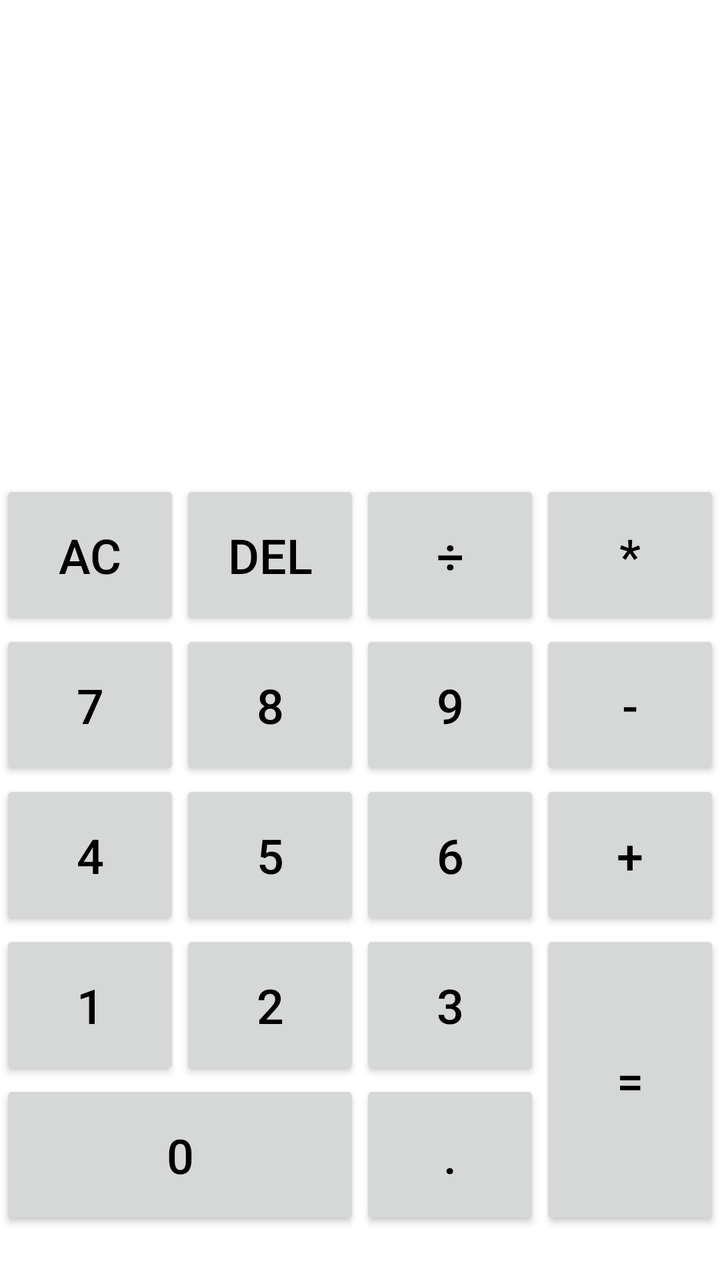
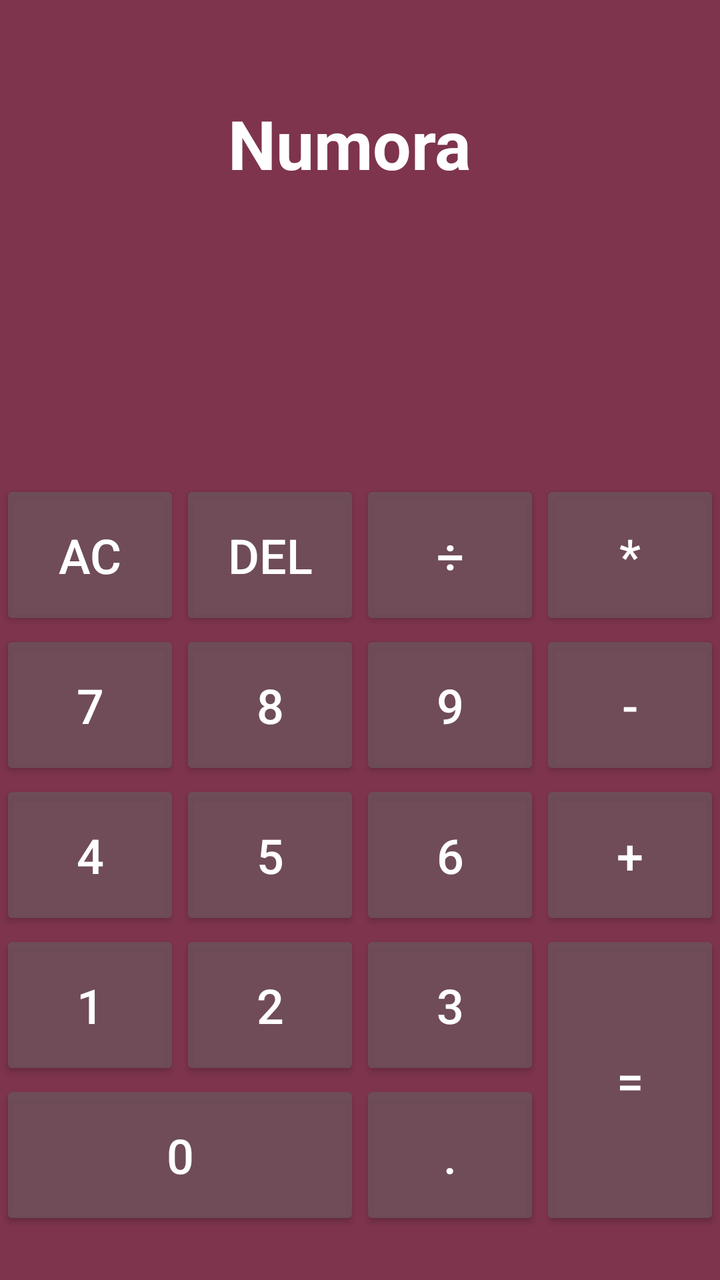

Two renders of the same Android screen: before a commit and after it. Below are the layout's source before the change and the commit's diff.
<!-- AndroidManifest.xml: application theme Theme.Numora -->
<!-- res/layout/activity_main.xml -->
<?xml version="1.0" encoding="utf-8"?>
<androidx.constraintlayout.widget.ConstraintLayout xmlns:android="http://schemas.android.com/apk/res/android"
    xmlns:app="http://schemas.android.com/apk/res-auto"
    xmlns:tools="http://schemas.android.com/tools"
    android:id="@+id/main"
    android:layout_width="match_parent"
    android:layout_height="match_parent"
    tools:context=".MainActivity"
    android:background="@color/BackGround"
    android:layout_marginBottom="20dp"
    >

    <TextView
        android:id="@+id/textdisplay"
        android:layout_width="match_parent"
        android:layout_height="100dp"
        android:layout_marginTop="108dp"
        android:gravity="bottom|end"
        android:textColor="@color/TextColor"
        android:textSize="34sp"
        app:layout_constraintEnd_toEndOf="parent"
        app:layout_constraintHorizontal_bias="0.0"
        app:layout_constraintStart_toStartOf="parent"
        app:layout_constraintTop_toTopOf="parent" />

    <TextView
        android:id="@+id/textresult"
        android:layout_width="match_parent"
        android:layout_height="100dp"
        android:gravity="end|end"
        android:textColor="@color/TextColor"
        android:textSize="34sp"
        app:layout_constraintBottom_toTopOf="@+id/gridLayout"
        app:layout_constraintEnd_toEndOf="parent"
        app:layout_constraintHorizontal_bias="0.0"
        app:layout_constraintStart_toStartOf="parent"
        app:layout_constraintTop_toBottomOf="@+id/textdisplay"
        app:layout_constraintVertical_bias="1.0" />

    <GridLayout
        android:id="@+id/gridLayout"
        android:layout_width="match_parent"
        android:layout_height="wrap_content"
        android:layout_marginBottom="25dp"
        android:columnCount="4"
        android:rowCount="5"
        app:layout_constraintBottom_toBottomOf="parent"
        app:layout_constraintEnd_toEndOf="parent"
        app:layout_constraintHorizontal_bias="0.0"
        app:layout_constraintStart_toStartOf="parent">

        <androidx.appcompat.widget.AppCompatButton
            android:id="@+id/btnAC"
            android:layout_width="wrap_content"
            android:layout_height="75dp"
            android:layout_row="0"
            android:layout_column="0"
            android:layout_columnWeight="1"
            android:text="AC"
            android:textColor="@color/TextColor"
            android:textSize="24sp" />

        <androidx.appcompat.widget.AppCompatButton
            android:id="@+id/btndel"
            android:layout_width="wrap_content"
            android:layout_height="75dp"
            android:layout_row="0"
            android:layout_column="1"
            android:layout_columnWeight="1"
            android:text="Del"
            android:textColor="@color/TextColor"
            android:textSize="24sp" />

        <androidx.appcompat.widget.AppCompatButton
            android:id="@+id/btnDiv"
            android:layout_width="wrap_content"
            android:layout_height="75dp"
            android:layout_row="0"
            android:layout_column="2"
            android:layout_columnWeight="1"
            android:text="÷"
            android:textColor="@color/TextColor"
            android:textSize="24sp" />

        <androidx.appcompat.widget.AppCompatButton
            android:id="@+id/btnmulti"
            android:layout_width="wrap_content"
            android:layout_height="75dp"
            android:layout_row="0"
            android:layout_column="3"
            android:layout_columnWeight="1"
            android:text="*"
            android:textColor="@color/TextColor"
            android:textSize="24sp" />

        <androidx.appcompat.widget.AppCompatButton
            android:id="@+id/btn7"
            android:layout_width="wrap_content"
            android:layout_height="75dp"
            android:layout_row="1"
            android:layout_column="0"
            android:layout_columnWeight="1"
            android:text="7"
            android:textColor="@color/TextColor"
            android:textSize="24sp" />

        <androidx.appcompat.widget.AppCompatButton
            android:id="@+id/btn8"
            android:layout_width="wrap_content"
            android:layout_height="75dp"
            android:layout_row="1"
            android:layout_column="1"
            android:layout_columnWeight="1"
            android:text="8"
            android:textColor="@color/TextColor"
            android:textSize="24sp" />

        <androidx.appcompat.widget.AppCompatButton
            android:id="@+id/btn9"
            android:layout_width="wrap_content"
            android:layout_height="75dp"
            android:layout_row="1"
            android:layout_column="2"
            android:layout_columnWeight="1"
            android:text="9"
            android:textColor="@color/TextColor"
            android:textSize="24sp" />

        <androidx.appcompat.widget.AppCompatButton
            android:id="@+id/btnminus"
            android:layout_width="wrap_content"
            android:layout_height="75dp"
            android:layout_row="1"
            android:layout_column="3"
            android:layout_columnWeight="1"
            android:text="-"
            android:textColor="@color/TextColor"
            android:textSize="24sp" />

        <androidx.appcompat.widget.AppCompatButton
            android:id="@+id/btn4"
            android:layout_width="wrap_content"
            android:layout_height="75dp"
            android:layout_row="2"
            android:layout_column="0"
            android:layout_columnWeight="1"
            android:text="4"
            android:textColor="@color/TextColor"
            android:textSize="24sp" />

        <androidx.appcompat.widget.AppCompatButton
            android:id="@+id/btn5"
            android:layout_width="wrap_content"
            android:layout_height="75dp"
            android:layout_row="2"
            android:layout_column="1"
            android:layout_columnWeight="1"
            android:text="5"
            android:textColor="@color/TextColor"
            android:textSize="24sp" />

        <androidx.appcompat.widget.AppCompatButton
            android:id="@+id/btn6"
            android:layout_width="wrap_content"
            android:layout_height="75dp"
            android:layout_row="2"
            android:layout_column="2"
            android:layout_columnWeight="1"
            android:text="6"
            android:textColor="@color/TextColor"
            android:textSize="24sp" />

        <androidx.appcompat.widget.AppCompatButton
            android:id="@+id/btnplus"
            android:layout_width="wrap_content"
            android:layout_height="75dp"
            android:layout_row="2"
            android:layout_column="3"
            android:layout_columnWeight="1"
            android:text="+"
            android:textColor="@color/TextColor"
            android:textSize="24sp" />


        <androidx.appcompat.widget.AppCompatButton
            android:id="@+id/btn1"
            android:layout_width="wrap_content"
            android:layout_height="75dp"
            android:layout_row="3"
            android:layout_column="0"
            android:layout_columnWeight="1"
            android:text="1"
            android:textColor="@color/TextColor"
            android:textSize="24sp" />

        <androidx.appcompat.widget.AppCompatButton
            android:id="@+id/btn2"
            android:layout_width="wrap_content"
            android:layout_height="75dp"
            android:layout_row="3"
            android:layout_column="1"
            android:layout_columnWeight="1"
            android:text="2"
            android:textColor="@color/TextColor"
            android:textSize="24sp" />

        <androidx.appcompat.widget.AppCompatButton
            android:id="@+id/btn3"
            android:layout_width="wrap_content"
            android:layout_height="75dp"
            android:layout_row="3"
            android:layout_column="2"
            android:layout_columnWeight="1"
            android:text="3"
            android:textColor="@color/TextColor"
            android:textSize="24sp" />

        <androidx.appcompat.widget.AppCompatButton
            android:id="@+id/btnequal"
            android:layout_width="wrap_content"
            android:layout_height="75dp"
            android:layout_row="3"
            android:layout_rowSpan="2"
            android:layout_rowWeight="1"
            android:layout_column="3"
            android:layout_columnWeight="1"
            android:text="="
            android:textColor="@color/TextColor"
            android:textSize="24sp" />

        <androidx.appcompat.widget.AppCompatButton
            android:id="@+id/btn0"
            android:layout_width="wrap_content"
            android:layout_height="75dp"
            android:layout_row="4"
            android:layout_column="0"
            android:layout_columnSpan="2"
            android:layout_columnWeight="1"
            android:text="0"
            android:textColor="@color/TextColor"
            android:textSize="24sp" />

        <androidx.appcompat.widget.AppCompatButton
            android:id="@+id/dot"
            android:layout_width="wrap_content"
            android:layout_height="75dp"
            android:layout_row="4"
            android:layout_column="2"
            android:layout_columnWeight="1"
            android:text="."
            android:textColor="@color/TextColor"
            android:textSize="24sp" />

    </GridLayout>



</androidx.constraintlayout.widget.ConstraintLayout>
<!-- resources referenced by this layout -->
<resources>
  <color name="BackGround">#FFFFFFFF</color>
  <color name="TextColor">#FF000000</color>
  <style name="Theme.Numora" parent="Base.Theme.Numora" />
  <style name="Base.Theme.Numora" parent="Theme.Material3.DayNight.NoActionBar">
          
          
      </style>
</resources>

<!-- the commit's change to res/layout/activity_main.xml (unified diff, before → after) -->
@@ -56,6 +56,7 @@
             android:layout_row="0"
             android:layout_column="0"
             android:layout_columnWeight="1"
+            android:backgroundTint="@color/btncolor"
             android:text="AC"
             android:textColor="@color/TextColor"
             android:textSize="24sp" />
@@ -67,6 +68,7 @@
             android:layout_row="0"
             android:layout_column="1"
             android:layout_columnWeight="1"
+            android:backgroundTint="@color/btncolor"
             android:text="Del"
             android:textColor="@color/TextColor"
             android:textSize="24sp" />
@@ -78,6 +80,7 @@
             android:layout_row="0"
             android:layout_column="2"
             android:layout_columnWeight="1"
+            android:backgroundTint="@color/btncolor"
             android:text="÷"
             android:textColor="@color/TextColor"
             android:textSize="24sp" />
@@ -89,6 +92,7 @@
             android:layout_row="0"
             android:layout_column="3"
             android:layout_columnWeight="1"
+            android:backgroundTint="@color/btncolor"
             android:text="*"
             android:textColor="@color/TextColor"
             android:textSize="24sp" />
@@ -100,6 +104,7 @@
             android:layout_row="1"
             android:layout_column="0"
             android:layout_columnWeight="1"
+            android:backgroundTint="@color/btncolor"
             android:text="7"
             android:textColor="@color/TextColor"
             android:textSize="24sp" />
@@ -111,6 +116,7 @@
             android:layout_row="1"
             android:layout_column="1"
             android:layout_columnWeight="1"
+            android:backgroundTint="@color/btncolor"
             android:text="8"
             android:textColor="@color/TextColor"
             android:textSize="24sp" />
@@ -122,6 +128,7 @@
             android:layout_row="1"
             android:layout_column="2"
             android:layout_columnWeight="1"
+            android:backgroundTint="@color/btncolor"
             android:text="9"
             android:textColor="@color/TextColor"
             android:textSize="24sp" />
@@ -133,6 +140,7 @@
             android:layout_row="1"
             android:layout_column="3"
             android:layout_columnWeight="1"
+            android:backgroundTint="@color/btncolor"
             android:text="-"
             android:textColor="@color/TextColor"
             android:textSize="24sp" />
@@ -144,6 +152,7 @@
             android:layout_row="2"
             android:layout_column="0"
             android:layout_columnWeight="1"
+            android:backgroundTint="@color/btncolor"
             android:text="4"
             android:textColor="@color/TextColor"
             android:textSize="24sp" />
@@ -155,6 +164,7 @@
             android:layout_row="2"
             android:layout_column="1"
             android:layout_columnWeight="1"
+            android:backgroundTint="@color/btncolor"
             android:text="5"
             android:textColor="@color/TextColor"
             android:textSize="24sp" />
@@ -166,6 +176,7 @@
             android:layout_row="2"
             android:layout_column="2"
             android:layout_columnWeight="1"
+            android:backgroundTint="@color/btncolor"
             android:text="6"
             android:textColor="@color/TextColor"
             android:textSize="24sp" />
@@ -177,6 +188,7 @@
             android:layout_row="2"
             android:layout_column="3"
             android:layout_columnWeight="1"
+            android:backgroundTint="@color/btncolor"
             android:text="+"
             android:textColor="@color/TextColor"
             android:textSize="24sp" />
@@ -189,6 +201,7 @@
             android:layout_row="3"
             android:layout_column="0"
             android:layout_columnWeight="1"
+            android:backgroundTint="@color/btncolor"
             android:text="1"
             android:textColor="@color/TextColor"
             android:textSize="24sp" />
@@ -200,6 +213,7 @@
             android:layout_row="3"
             android:layout_column="1"
             android:layout_columnWeight="1"
+            android:backgroundTint="@color/btncolor"
             android:text="2"
             android:textColor="@color/TextColor"
             android:textSize="24sp" />
@@ -211,6 +225,7 @@
             android:layout_row="3"
             android:layout_column="2"
             android:layout_columnWeight="1"
+            android:backgroundTint="@color/btncolor"
             android:text="3"
             android:textColor="@color/TextColor"
             android:textSize="24sp" />
@@ -224,6 +239,7 @@
             android:layout_rowWeight="1"
             android:layout_column="3"
             android:layout_columnWeight="1"
+            android:backgroundTint="@color/btncolor"
             android:text="="
             android:textColor="@color/TextColor"
             android:textSize="24sp" />
@@ -236,6 +252,7 @@
             android:layout_column="0"
             android:layout_columnSpan="2"
             android:layout_columnWeight="1"
+            android:backgroundTint="@color/btncolor"
             android:text="0"
             android:textColor="@color/TextColor"
             android:textSize="24sp" />
@@ -247,12 +264,32 @@
             android:layout_row="4"
             android:layout_column="2"
             android:layout_columnWeight="1"
+            android:backgroundTint="@color/btncolor"
             android:text="."
             android:textColor="@color/TextColor"
             android:textSize="24sp" />
 
     </GridLayout>
 
+    <TextView
+        android:id="@+id/textView"
+        android:layout_width="180dp"
+        android:layout_height="73dp"
+        android:layout_marginStart="17dp"
+        android:layout_marginTop="61dp"
+        android:layout_marginEnd="38dp"
+        android:layout_marginBottom="21dp"
+        android:gravity="center"
+        android:text="Numora"
+        android:textColor="@color/TextColor"
+        android:textSize="34sp"
+        android:textStyle="bold"
+        app:layout_constraintBottom_toTopOf="@+id/textdisplay"
+        app:layout_constraintEnd_toEndOf="parent"
+        app:layout_constraintHorizontal_bias="0.542"
+        app:layout_constraintStart_toStartOf="parent"
+        app:layout_constraintTop_toTopOf="parent"
+        app:layout_constraintVertical_bias="0.553" />
 
 
 </androidx.constraintlayout.widget.ConstraintLayout>
<!-- resource entries referenced after the edit -->
@@ -1,7 +1,8 @@
 <!-- resources referenced by this layout -->
 <resources>
-  <color name="BackGround">#FFFFFFFF</color>
-  <color name="TextColor">#FF000000</color>
+  <color name="BackGround">#DD6B1732</color>
+  <color name="TextColor">#FFFFFF</color>
+  <color name="btncolor">#DD6D505A</color>
   <style name="Theme.Numora" parent="Base.Theme.Numora" />
   <style name="Base.Theme.Numora" parent="Theme.Material3.DayNight.NoActionBar">
           
